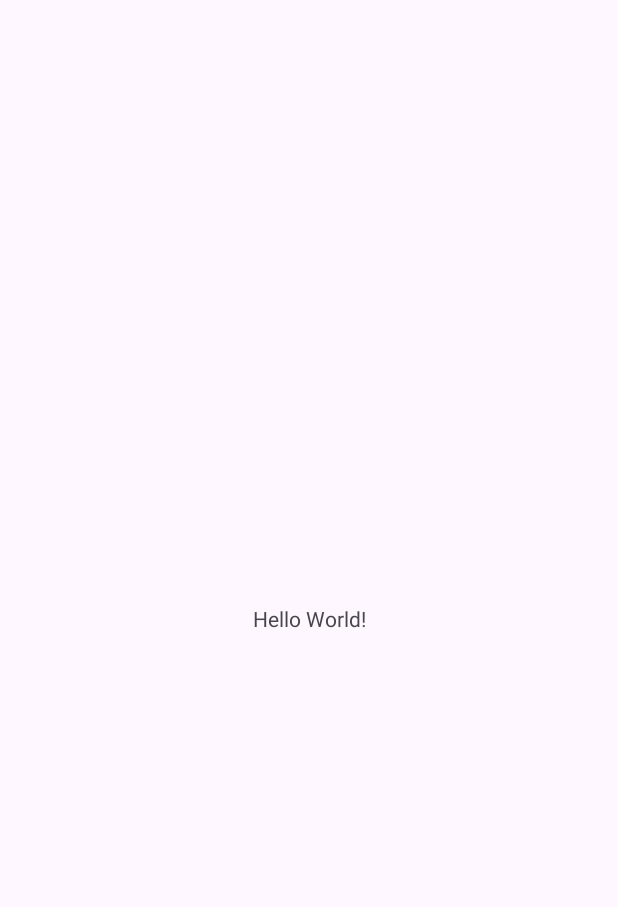
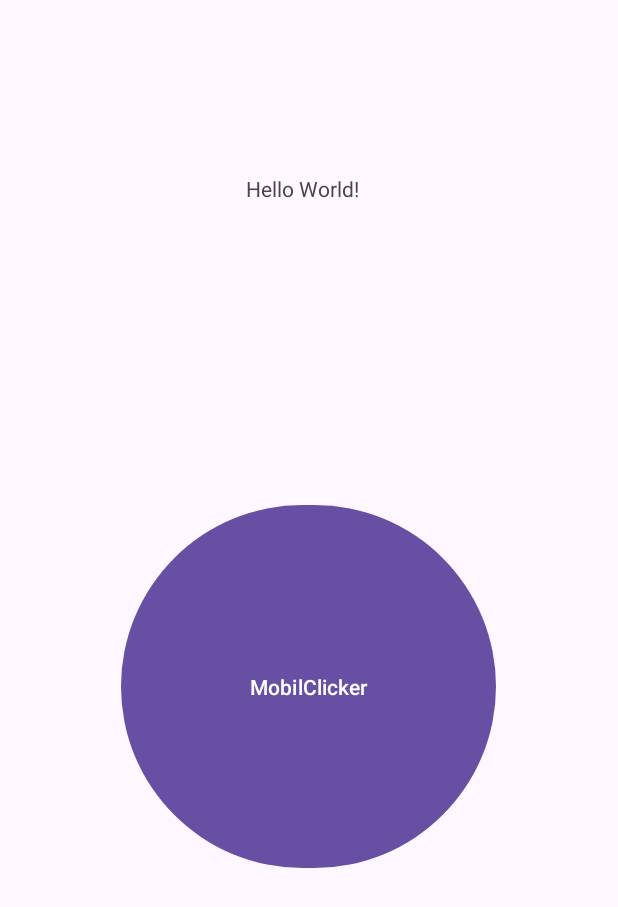
Before and after one commit to KTUccgame/Mobil, an Android app: the screen it shows after launch (MainActivity), on a phone screen of 412 x 824 dp. Before the commit the part shown is almost empty. Shown: the top 907 px of the screen. Run offline under Robolectric (Android 15) with nearby library versions, the phone set to English and light mode, and no system bars.

Commit message:
button+points
Added a circle to the first activity, on click updates textbox with the number of score/clicks done this session.

```diff
--- a/app/src/main/java/com/example/mobilclicker/MainActivity.java
+++ b/app/src/main/java/com/example/mobilclicker/MainActivity.java
@@ -1,6 +1,11 @@
 package com.example.mobilclicker;
 
+import android.content.Intent;
 import android.os.Bundle;
+import android.util.Log;
+import android.view.View;
+import android.widget.Button;
+import android.widget.TextView;
 
 import androidx.activity.EdgeToEdge;
 import androidx.appcompat.app.AppCompatActivity;
@@ -10,6 +15,9 @@ import androidx.core.view.WindowInsetsCompat;
 
 public class MainActivity extends AppCompatActivity {
 
+    Button _button;
+    TextView _textview;
+    int score = 0;
     @Override
     protected void onCreate(Bundle savedInstanceState) {
         super.onCreate(savedInstanceState);
@@ -19,6 +27,21 @@ public class MainActivity extends AppCompatActivity {
             Insets systemBars = insets.getInsets(WindowInsetsCompat.Type.systemBars());
             v.setPadding(systemBars.left, systemBars.top, systemBars.right, systemBars.bottom);
             return insets;
+
+
+        });
+        _button = findViewById((R.id.button));
+        _textview = findViewById(R.id.textview);
+        _button.setOnClickListener(new View.OnClickListener()
+        {
+            @Override
+            public void onClick(View view)
+            {
+
+                _textview.setText("" + score++); // (""+score) works, (score) doesn't
+                Log.i("i","onclick " + score); // onClick
+                // call update points here
+            }
         });
     }
 }
--- a/app/src/main/res/layout/activity_main.xml
+++ b/app/src/main/res/layout/activity_main.xml
@@ -8,12 +8,25 @@
     tools:context=".MainActivity">
 
     <TextView
+        android:id="@+id/textview"
         android:layout_width="wrap_content"
         android:layout_height="wrap_content"
         android:text="Hello World!"
         app:layout_constraintBottom_toBottomOf="parent"
         app:layout_constraintEnd_toEndOf="parent"
+        app:layout_constraintHorizontal_bias="0.488"
         app:layout_constraintStart_toStartOf="parent"
-        app:layout_constraintTop_toTopOf="parent" />
+        app:layout_constraintTop_toTopOf="parent"
+        app:layout_constraintVertical_bias="0.144" />
+
+    <Button
+        android:id="@+id/button"
+        android:layout_width="250dp"
+        android:layout_height="250dp"
+        android:layout_marginEnd="81dp"
+        android:layout_marginBottom="241dp"
+        android:text="@string/app_name"
+        app:layout_constraintBottom_toBottomOf="parent"
+        app:layout_constraintEnd_toEndOf="parent" />
 
 </androidx.constraintlayout.widget.ConstraintLayout>
```
